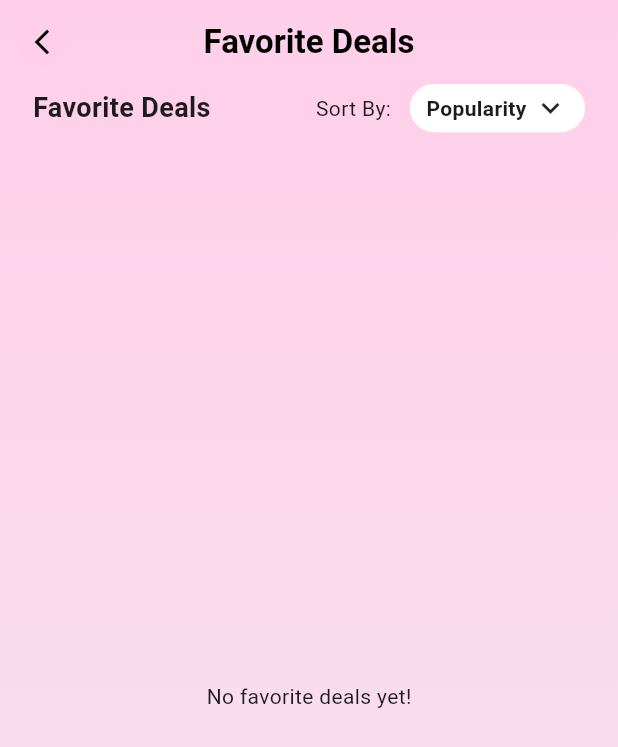
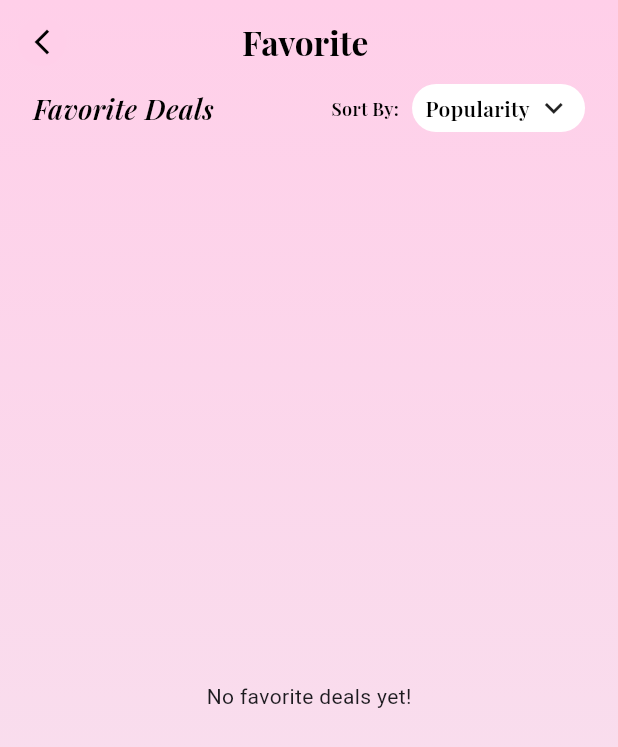
Before and after one commit to Softvence-Omega-Dev-Ninjas/the9thhour, a Flutter app: the FavoriteDealScreen screen opened by its route, on a phone screen of 412 x 824 dp. Shown: the top 747 px of the screen. Run offline on Flutter 3.47's test engine with Material 3 defaults, Android fonts, the phone set to English and light mode, and no system bars; our stand-ins replace flutter_easyloading, flutter_screenutil, get, google_fonts.

Commit message:
add screen

```diff
--- a/lib/core/common/style/global_text_style.dart
+++ b/lib/core/common/style/global_text_style.dart
@@ -19,6 +19,12 @@ class GlobalTextStyle {
     color: Colors.black,
   );
 
+  static TextStyle heading3 = GoogleFonts.playfairDisplay(
+    fontSize: 18,
+    fontWeight: FontWeight.bold,
+    color: Colors.black,
+  );
+
   static TextStyle bodyText = GoogleFonts.playfairDisplay(
     fontSize: 16,
     fontWeight: FontWeight.w400,
--- a/lib/features/favorite_deal/screen/favoite_deal_screen.dart
+++ b/lib/features/favorite_deal/screen/favoite_deal_screen.dart
@@ -2,6 +2,7 @@ import 'package:flutter/material.dart';
 import 'package:flutter_screenutil/flutter_screenutil.dart';
 import 'package:get/get.dart';
 import 'package:the9thhour/core/common/constants/iconpath.dart';
+import 'package:the9thhour/core/common/style/global_text_style.dart';
 import 'package:the9thhour/features/favorite_deal/controller/favorite_deal_controller.dart';
 
 class FavoriteDealScreen extends StatelessWidget {
@@ -39,9 +40,11 @@ class FavoriteDealScreen extends StatelessWidget {
               ),
             ),
           ),
-          title: const Text(
-            'Favorite Deals',
-            style: TextStyle(color: Colors.black, fontWeight: FontWeight.bold),
+          title: Text(
+            'Favorite ',
+            style: GlobalTextStyle.heading3.copyWith(
+              fontSize: 22.sp,
+            ),
           ),
           centerTitle: true,
         ),
@@ -54,11 +57,10 @@ class FavoriteDealScreen extends StatelessWidget {
                 children: [
                   Row(
                     children: [
-                      const Text(
+                      Text(
                         'Favorite Deals',
-                        style: TextStyle(
-                          fontSize: 18,
-                          fontWeight: FontWeight.bold,
+                        style: GlobalTextStyle.heading1 .copyWith(
+                          fontSize: 18.sp,
                         ),
                       ),
                     ],
@@ -66,8 +68,10 @@ class FavoriteDealScreen extends StatelessWidget {
 
                   Row(
                     children: [
-                      const Text('Sort By: '),
-                      SizedBox(width: 8.w),
+                      Text('Sort By: ',style: GlobalTextStyle.heading2.copyWith(
+                        fontSize: 12,
+                      ), ),
+                      SizedBox(width: 5.w),
                       PopupMenuButton<String>(
                         onSelected: controller.changeSortOption,
                         itemBuilder: (BuildContext context) {
@@ -80,8 +84,8 @@ class FavoriteDealScreen extends StatelessWidget {
                         },
                         child: Container(
                           padding: EdgeInsets.symmetric(
-                            horizontal: 10.w,
-                            vertical: 4.h,
+                            horizontal: 8.w,
+                            vertical: 4,
                           ),
                           decoration: BoxDecoration(
                             color: Colors.white,
@@ -93,8 +97,8 @@ class FavoriteDealScreen extends StatelessWidget {
                               children: [
                                 Text(
                                   controller.selectedSortOption.value,
-                                  style: const TextStyle(
-                                    fontWeight: FontWeight.bold,
+                                  style: GlobalTextStyle.heading2.copyWith(
+                                    fontSize: 14,
                                   ),
                                 ),
                                 const SizedBox(width: 4),
--- a/lib/features/homepage/widgets/product_card.dart
+++ b/lib/features/homepage/widgets/product_card.dart
@@ -227,7 +227,7 @@ class _ProductCardState extends State<ProductCard> {
                               _isFavorited
                                   ? Icons.favorite
                                   : Icons.favorite_border,
-                              color: Colors.purple,
+                              color: Color(0xFF6B34AE),
                               size: 16.sp,
                             ),
                           ),
--- a/lib/features/profile/widgets/profile_header_section.dart
+++ b/lib/features/profile/widgets/profile_header_section.dart
@@ -77,8 +77,8 @@ class ProfileHeaderSection extends StatelessWidget {
                 Text(
                   title,
                   style: GlobalTextStyle.bodyText.copyWith(
-                    fontSize: 14.sp,
-                    fontWeight: FontWeight.w400,
+                    fontSize: 14,
+                    fontWeight: FontWeight.w500,
                   ),
                 ),
               ],
```
Also changed, not shown: lib/features/profile/widgets/beauty_profile_card.dart (+25 -25 lines), lib/features/profile/widgets/profile_footer_section.dart (+5 -5 lines), lib/features/search_deal/widgets/deal_card_widget.dart (+12 -9 lines).
